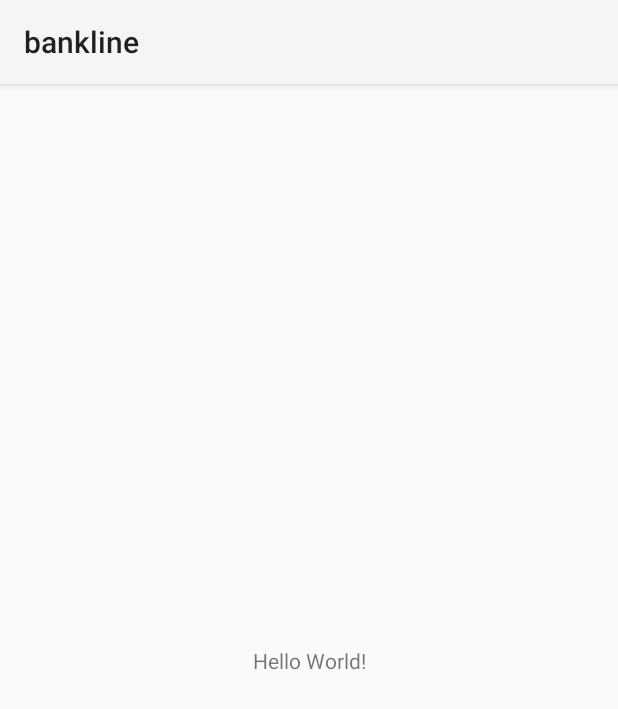
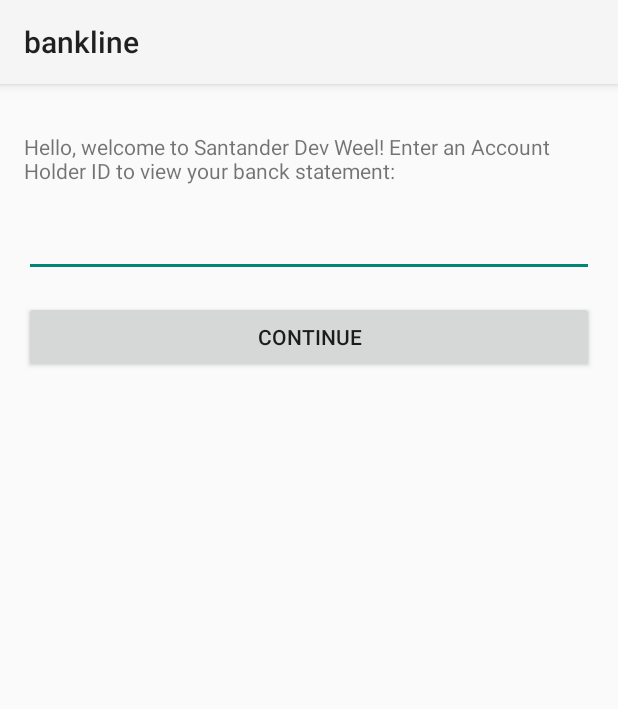
Before and after one commit to maria-serafim-dev/bankline, an Android app: the screen it shows after launch (WelcomeActivity), on a phone screen of 412 x 824 dp. Shown: the top 709 px of the screen. Run offline under Robolectric (Android 15) with nearby library versions, the phone set to English and light mode, and no system bars.

Commit message:
Criação do layout do WelcomeActivity

```diff
--- a/app/src/main/java/com/example/bankline/ui/statement/BankStatementActivity.kt
+++ b/app/src/main/java/com/example/bankline/ui/statement/BankStatementActivity.kt
@@ -2,6 +2,7 @@
 
 import androidx.appcompat.app.AppCompatActivity
 import android.os.Bundle
+import com.example.bankline.R
 
 class BankStatementActivity : AppCompatActivity() {
     override fun onCreate(savedInstanceState: Bundle?) {
--- a/app/src/main/java/com/example/bankline/ui/welcome/WelcomeActivity.kt
+++ b/app/src/main/java/com/example/bankline/ui/welcome/WelcomeActivity.kt
@@ -7,6 +7,6 @@
 class WelcomeActivity : AppCompatActivity() {
     override fun onCreate(savedInstanceState: Bundle?) {
         super.onCreate(savedInstanceState)
-        setContentView(R.layout.activity_main)
+        setContentView(R.layout.activity_welcome)
     }
 }
--- a/app/src/main/res/layout/activity_main.xml
+++ /dev/null
@@ -1,18 +0,0 @@
-<?xml version="1.0" encoding="utf-8"?>
-<androidx.constraintlayout.widget.ConstraintLayout xmlns:android="http://schemas.android.com/apk/res/android"
-    xmlns:app="http://schemas.android.com/apk/res-auto"
-    xmlns:tools="http://schemas.android.com/tools"
-    android:layout_width="match_parent"
-    android:layout_height="match_parent"
-    tools:context=".ui.welcome.WelcomeActivity">
-
-    <TextView
-        android:layout_width="wrap_content"
-        android:layout_height="wrap_content"
-        android:text="Hello World!"
-        app:layout_constraintBottom_toBottomOf="parent"
-        app:layout_constraintLeft_toLeftOf="parent"
-        app:layout_constraintRight_toRightOf="parent"
-        app:layout_constraintTop_toTopOf="parent" />
-
-</androidx.constraintlayout.widget.ConstraintLayout>
--- /dev/null
+++ b/app/src/main/res/layout/activity_welcome.xml
@@ -0,0 +1,47 @@
+<?xml version="1.0" encoding="utf-8"?>
+<androidx.constraintlayout.widget.ConstraintLayout xmlns:android="http://schemas.android.com/apk/res/android"
+    xmlns:app="http://schemas.android.com/apk/res-auto"
+    xmlns:tools="http://schemas.android.com/tools"
+    android:layout_width="match_parent"
+    android:layout_height="match_parent"
+    tools:context=".ui.welcome.WelcomeActivity">
+
+    <TextView
+        android:id="@+id/tv_welcome"
+        android:layout_width="0dp"
+        android:layout_height="wrap_content"
+        android:layout_marginLeft="@dimen/margin_default"
+        android:layout_marginTop="32dp"
+        android:layout_marginRight="@dimen/margin_default"
+        android:text="@string/txt_welcome"
+        app:layout_constraintHorizontal_bias="0.0"
+        app:layout_constraintLeft_toLeftOf="parent"
+        app:layout_constraintRight_toRightOf="parent"
+        app:layout_constraintTop_toTopOf="parent" />
+
+    <EditText
+        android:id="@+id/et_account_holder_id"
+        android:layout_width="0dp"
+        android:layout_height="wrap_content"
+        android:layout_marginStart="@dimen/margin_default"
+        android:layout_marginTop="@dimen/margin_default"
+        android:layout_marginEnd="@dimen/margin_default"
+        android:ems="10"
+        android:inputType="number"
+        app:layout_constraintEnd_toEndOf="parent"
+        app:layout_constraintStart_toStartOf="parent"
+        app:layout_constraintTop_toBottomOf="@+id/tv_welcome" />
+
+    <Button
+        android:id="@+id/bt_continue"
+        android:layout_width="0dp"
+        android:layout_height="wrap_content"
+        android:layout_marginTop="@dimen/margin_default"
+        android:layout_marginStart="@dimen/margin_default"
+        android:layout_marginEnd="@dimen/margin_default"
+        android:text="@string/txt_btn_continue"
+        app:layout_constraintEnd_toEndOf="parent"
+        app:layout_constraintStart_toStartOf="parent"
+        app:layout_constraintTop_toBottomOf="@+id/et_account_holder_id" />
+
+</androidx.constraintlayout.widget.ConstraintLayout>
--- /dev/null
+++ b/app/src/main/res/values/dimens.xml
@@ -0,0 +1,5 @@
+<?xml version="1.0" encoding="utf-8"?>
+<resources>
+    <dimen name="margin_default">16dp</dimen>
+    <dimen name="margin_half_default">8dp</dimen>
+</resources>
--- a/app/src/main/res/values/strings.xml
+++ b/app/src/main/res/values/strings.xml
@@ -1,3 +1,5 @@
 <resources>
     <string name="app_name">bankline</string>
+    <string name="txt_btn_continue">Continue</string>
+    <string name="txt_welcome">Hello, welcome to Santander Dev Weel! Enter an Account Holder ID to view your banck statement:</string>
 </resources>
```
